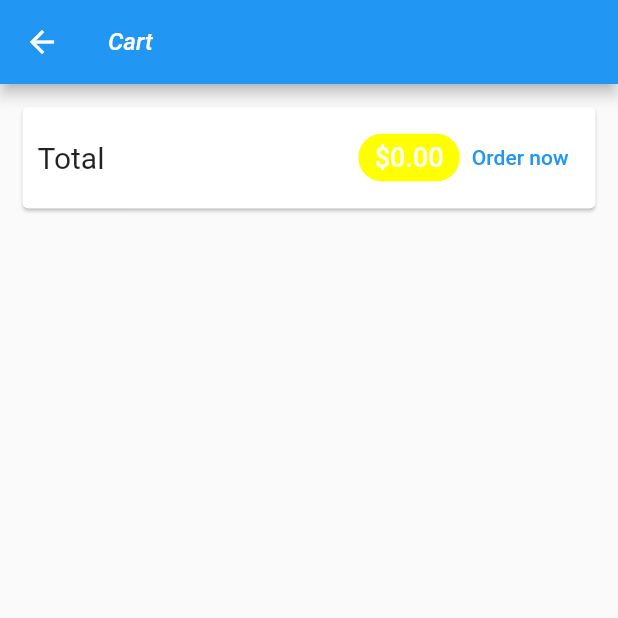
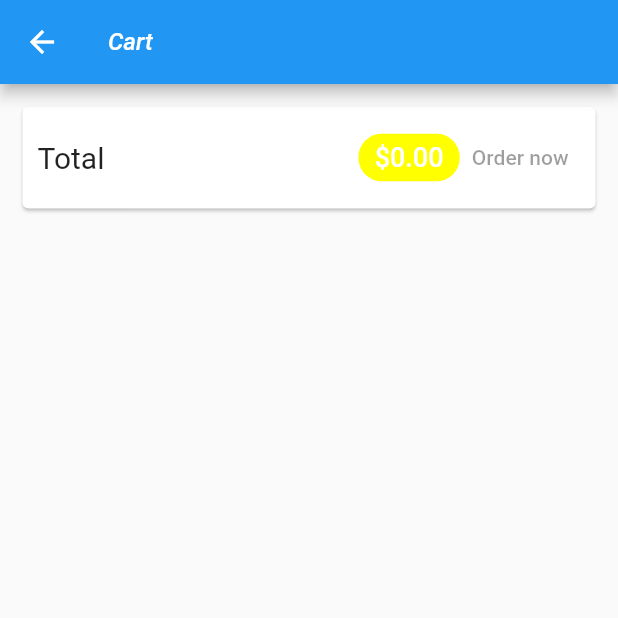
Before and after one commit to Gcsaini/shop_app, a Flutter app: the CartScreen screen opened by its route, on a phone screen of 412 x 824 dp, the top half of it. Run offline on Flutter 3.47's test engine with Material 2 defaults, Android fonts, the phone set to English and light mode, and no system bars; missing offline and left inert: dart:html; network calls fail.

Commit message:
added add orders and show them orders page

```diff
--- a/lib/Providers/products.dart
+++ b/lib/Providers/products.dart
@@ -54,6 +54,9 @@ class Products with ChangeNotifier {
     try {
       final response = await http.get(url);
       final fetchedData = json.decode(response.body) as Map<String, dynamic>;
+      if (fetchedData == null) {
+        return;
+      }
       final List<Product> loadedPorducts = [];
       fetchedData.forEach((prodId, productData) {
         loadedPorducts.add(Product(
--- a/lib/Screens/cart_screen.dart
+++ b/lib/Screens/cart_screen.dart
@@ -36,14 +36,7 @@ class CartScreen extends StatelessWidget {
                     ),
                     backgroundColor: Colors.yellowAccent,
                   ),
-                  TextButton(
-                    onPressed: () {
-                      Provider.of<Orders>(context, listen: false).addOrder(
-                          cart.items.values.toList(), cart.totalAmount);
-                      cart.clear();
-                    },
-                    child: Text('Order now'),
-                  )
+                  OrderButton(cart: cart)
                 ],
               ),
             ),
@@ -65,3 +58,43 @@ class CartScreen extends StatelessWidget {
     );
   }
 }
+
+class OrderButton extends StatefulWidget {
+  const OrderButton({
+    Key key,
+    @required this.cart,
+  }) : super(key: key);
+
+  final Cart cart;
+
+  @override
+  State<OrderButton> createState() => _OrderButtonState();
+}
+
+class _OrderButtonState extends State<OrderButton> {
+  var _isLoading = false;
+
+  @override
+  Widget build(BuildContext context) {
+    return TextButton(
+      onPressed: (widget.cart.totalAmount <= 0 || _isLoading)
+          ? null
+          : () async {
+              setState(() {
+                _isLoading = true;
+              });
+              Provider.of<Orders>(context, listen: false).addOrder(
+                  widget.cart.items.values.toList(), widget.cart.totalAmount);
+              setState(() {
+                _isLoading = false;
+              });
+              widget.cart.clear();
+            },
+      child: _isLoading
+          ? Center(
+              child: CircularProgressIndicator(),
+            )
+          : Text('Order now'),
+    );
+  }
+}
```
Also changed, not shown: lib/Providers/orders.dart (+61 -8 lines), lib/Screens/order_screen.dart (+30 -6 lines), 4 other files.
